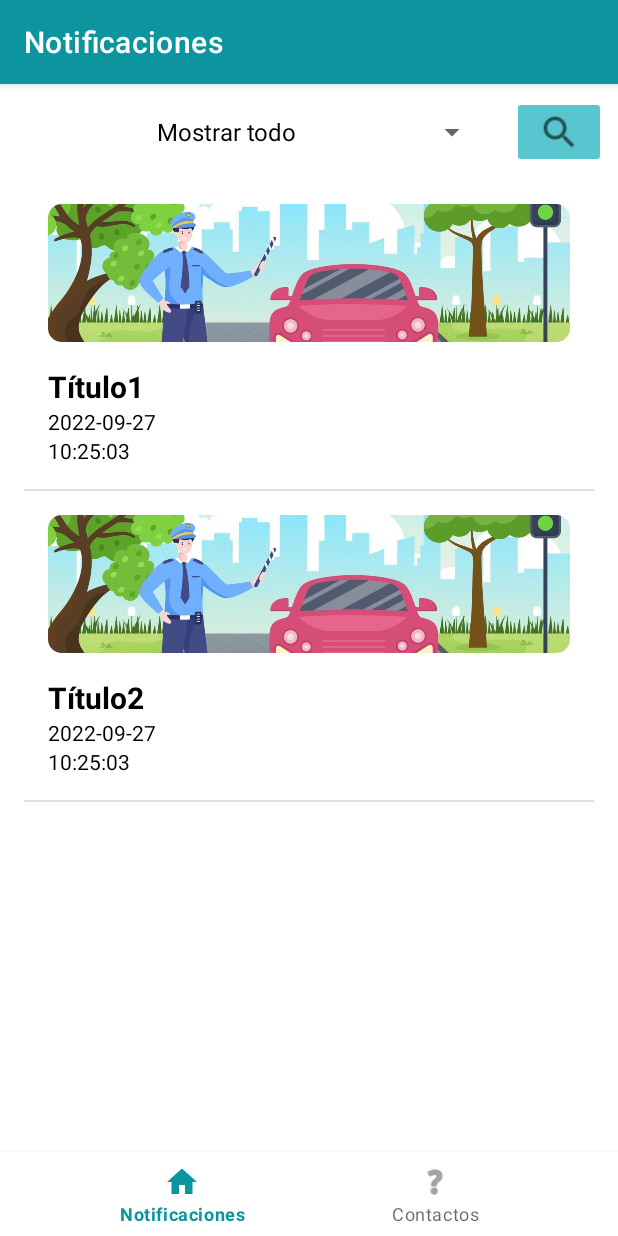
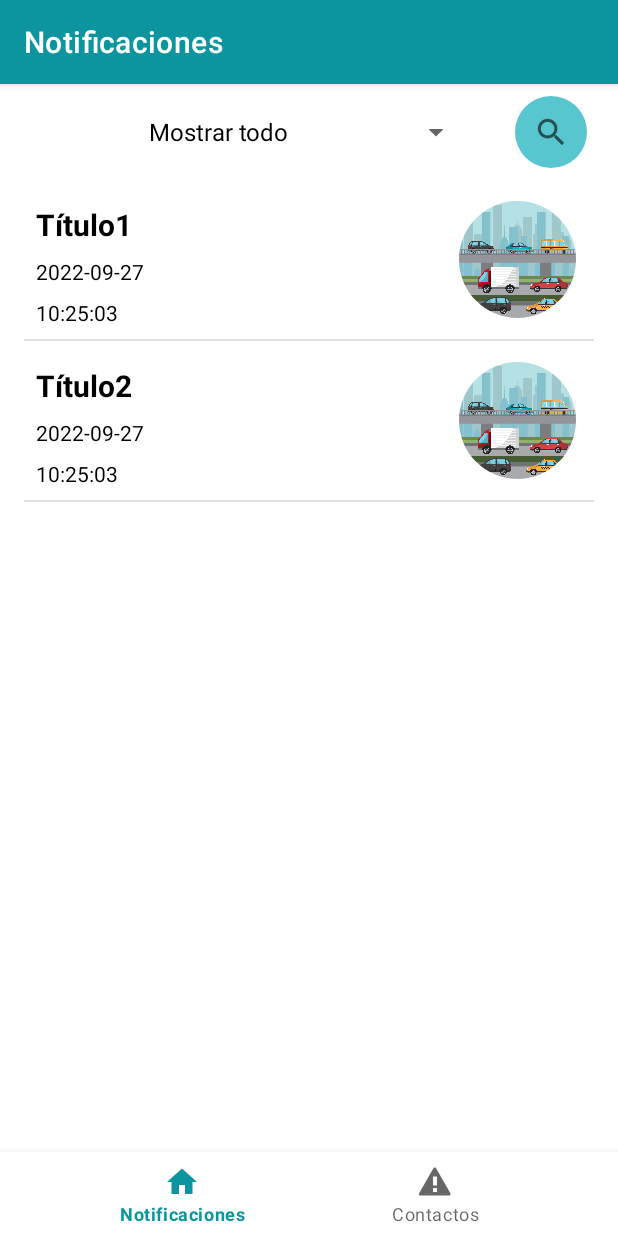
Before and after one commit to A01751272/Avizapan2_rep, an Android app: the screen it shows after launch (MainActivity), on a phone screen of 412 x 824 dp. Run offline under Robolectric (Android 15) with nearby library versions, the phone set to English and light mode, and no system bars; our stand-ins replace navigation-ui.

Commit message:
Cambio de diseño en renglones, cambio de botón para filtrar, cambio en iconos que aparecen en cada categoría

```diff
--- a/app/src/main/java/mx/itesm/avizapan2/view/home/AdaptadorNoti.kt
+++ b/app/src/main/java/mx/itesm/avizapan2/view/home/AdaptadorNoti.kt
@@ -60,28 +60,28 @@ class AdaptadorNoti (private val contexto: Context, var arrNotis: Array<Notifica
             //tvsubtituloNoti.text = notificacion.descripcionNoti
             fecha.text = fechaSplit[0]
             hora.text = horaSplit[0]
+
             if(categoria == 1.0) // vialidad
-                imgNoti.setImageResource(R.drawable.vialidad)
+                imgNoti.setImageResource(R.drawable.urban_design)
             else if(categoria == 2.0) // climatológica
-                imgNoti.setImageResource(R.drawable.climatologica)
+                imgNoti.setImageResource(R.drawable.weather_sunny)
             else if(categoria == 5.0) // sismológica
-                imgNoti.setImageResource(R.drawable.sismologica)
+                imgNoti.setImageResource(R.drawable.earthquake)
             else if(categoria == 6.0) // protección civil
-                imgNoti.setImageResource(R.drawable.proteccion_civil)
+                imgNoti.setImageResource(R.drawable.security)
             else
                 imgNoti.setImageResource(R.drawable.defaultbackground)
 
-
-            // Descargar la bandera desde el url y ponerla en imgBandera
-            //val url = (pais.info["flag"])
-
-            // Mostrar la imagen con Gradle
-            //Glide.with(renglonPais.context) // mandamos la vista pq todas las vistas pueden preguntar su contexto
-                //.load(url)
-                //.into(imgBandera)
-
-            // sismologica
-            // proteccion civil
+//            if(categoria == 1.0) // vialidad
+//                imgNoti.setImageResource(R.drawable.vialidad)
+//            else if(categoria == 2.0) // climatológica
+//                imgNoti.setImageResource(R.drawable.climatologica)
+//            else if(categoria == 5.0) // sismológica
+//                imgNoti.setImageResource(R.drawable.sismologica)
+//            else if(categoria == 6.0) // protección civil
+//                imgNoti.setImageResource(R.drawable.proteccion_civil)
+//            else
+//                imgNoti.setImageResource(R.drawable.defaultbackground)
         }
 
     }
--- a/app/src/main/java/mx/itesm/avizapan2/view/home/AvizapanAPI.kt
+++ b/app/src/main/java/mx/itesm/avizapan2/view/home/AvizapanAPI.kt
@@ -1,6 +1,5 @@
 package mx.itesm.avizapan2.view.home
 
-import android.support.v4.media.session.MediaSessionCompat
 import retrofit2.Call
 import retrofit2.Response
 import retrofit2.http.Body
--- /dev/null
+++ b/app/src/main/res/drawable/round_button.xml
@@ -0,0 +1,8 @@
+<?xml version="1.0" encoding="utf-8"?>
+<shape xmlns:android="http://schemas.android.com/apk/res/android"
+    android:shape="oval" >
+    <gradient
+        android:startColor="#57C6CF"
+        android:endColor="#57C6CF"
+        android:angle="225" />
+</shape>
--- a/app/src/main/res/layout/caja_notificaciones.xml
+++ b/app/src/main/res/layout/caja_notificaciones.xml
@@ -3,27 +3,30 @@
     xmlns:app="http://schemas.android.com/apk/res-auto"
     android:layout_width="match_parent"
     android:layout_height="wrap_content"
-    android:layout_margin="8dp"
+    android:layout_margin="4dp"
     android:background="@drawable/curved_shape"
+    android:clickable="true"
     android:orientation="vertical"
-    android:padding="8dp"
-    android:clickable="true">
+    android:padding="0dp">
 
-    <com.google.android.material.imageview.ShapeableImageView
-        android:id="@+id/imgNoti"
+    <LinearLayout
         android:layout_width="match_parent"
-        android:layout_height="100dp"
-        android:paddingTop="0dp"
-        android:paddingBottom="8dp"
-        android:scaleType="centerCrop"
-        android:src="@drawable/defaultbackground"
-        app:shapeAppearanceOverlay="@style/ShapeAppearanceOverlay.App.CornerSize10Percent" />
+        android:layout_height="match_parent"
+        android:orientation="horizontal">
+
+        <LinearLayout
+            android:layout_width="0dp"
+            android:layout_height="match_parent"
+            android:layout_weight="3"
+            android:orientation="vertical">
 
             <TextView
                 android:id="@+id/tvTituloNoti"
                 android:layout_width="match_parent"
                 android:layout_height="wrap_content"
+                android:layout_margin="4dp"
                 android:paddingTop="8dp"
+                android:singleLine="true"
                 android:text="Notif1"
                 android:textSize="20sp"
                 android:textStyle="bold" />
@@ -32,12 +35,33 @@
                 android:id="@+id/tvFecha"
                 android:layout_width="match_parent"
                 android:layout_height="wrap_content"
+                android:layout_margin="4dp"
                 android:text="Fecha" />
 
             <TextView
                 android:id="@+id/tvHora"
                 android:layout_width="match_parent"
                 android:layout_height="wrap_content"
+                android:layout_margin="4dp"
                 android:text="Hora" />
+        </LinearLayout>
+
+        <FrameLayout
+            android:layout_width="0dp"
+            android:layout_height="match_parent"
+            android:layout_weight="1">
+
+            <com.google.android.material.imageview.ShapeableImageView
+                android:id="@+id/imgNoti"
+                android:layout_width="78dp"
+                android:layout_height="78dp"
+                android:layout_gravity="center"
+                android:layout_margin="8dp"
+                android:scaleType="centerCrop"
+                android:src="@drawable/defaultbackground"
+                app:shapeAppearanceOverlay="@style/ShapeAppearanceOverlay.App.CornerSize50Percent" />
+        </FrameLayout>
 
     </LinearLayout>
+
+</LinearLayout>
--- a/app/src/main/res/layout/fragment_home.xml
+++ b/app/src/main/res/layout/fragment_home.xml
@@ -20,25 +20,34 @@
 
         <Spinner
             android:id="@+id/spinnerFiltros"
-            android:layout_width="wrap_content"
+            android:layout_width="0dp"
             android:layout_height="48dp"
             android:layout_marginStart="16dp"
             android:layout_marginEnd="16dp"
-            android:layout_weight="2"
+            android:layout_weight="4"
             android:entries="@array/arrCategoria"
             android:textAlignment="center"
             android:textAppearance="@style/TextAppearance.AppCompat.Large"
             android:textStyle="bold"
             tools:ignore="SpeakableTextPresentCheck" />
 
-        <ImageButton
-            android:id="@+id/btnFiltrar"
+        <FrameLayout
             android:layout_width="0dp"
-            android:layout_height="48dp"
-            android:layout_weight="1"
-            android:scaleType="fitCenter"
-            android:src="?android:attr/actionModeWebSearchDrawable"
-            tools:ignore="SpeakableTextPresentCheck" />
+            android:layout_height="match_parent"
+            android:layout_weight="1">
+
+            <ImageButton
+                android:id="@+id/btnFiltrar"
+                android:layout_width="48dp"
+                android:layout_height="48dp"
+                android:layout_gravity="center"
+                android:layout_weight="1"
+                android:background="@drawable/round_button"
+                android:scaleType="centerInside"
+                android:src="?android:attr/actionModeWebSearchDrawable"
+                tools:ignore="SpeakableTextPresentCheck" />
+        </FrameLayout>
+
     </LinearLayout>
 
     <androidx.recyclerview.widget.RecyclerView
--- a/app/src/main/res/menu/bottom_nav_menu.xml
+++ b/app/src/main/res/menu/bottom_nav_menu.xml
@@ -8,7 +8,7 @@
 
     <item
         android:id="@+id/navigation_notifications"
-        android:icon="@android:drawable/ic_menu_help"
+        android:icon="@android:drawable/stat_sys_warning"
         android:title="@string/title_notifications" />
 
 </menu>
--- a/app/src/main/res/values/styles.xml
+++ b/app/src/main/res/values/styles.xml
@@ -11,4 +11,7 @@
     <style name="ShapeAppearanceOverlay.App.CornerSize10Percent" parent="">
         <item name="cornerSize">10%</item>
     </style>
+    <style name="ShapeAppearanceOverlay.App.CornerSize50Percent" parent="">
+        <item name="cornerSize">50%</item>
+    </style>
 </resources>
```
Also changed, not shown: app/src/main/res/drawable/earthquake.jpg (added), app/src/main/res/drawable/security.jpg (added), app/src/main/res/drawable/urban_design.jpg (added), app/src/main/res/drawable/urban_design2.jpg (added), app/src/main/res/drawable/weather_sunny.jpg (added). Lines whose indentation alone changed are shown as unchanged.
